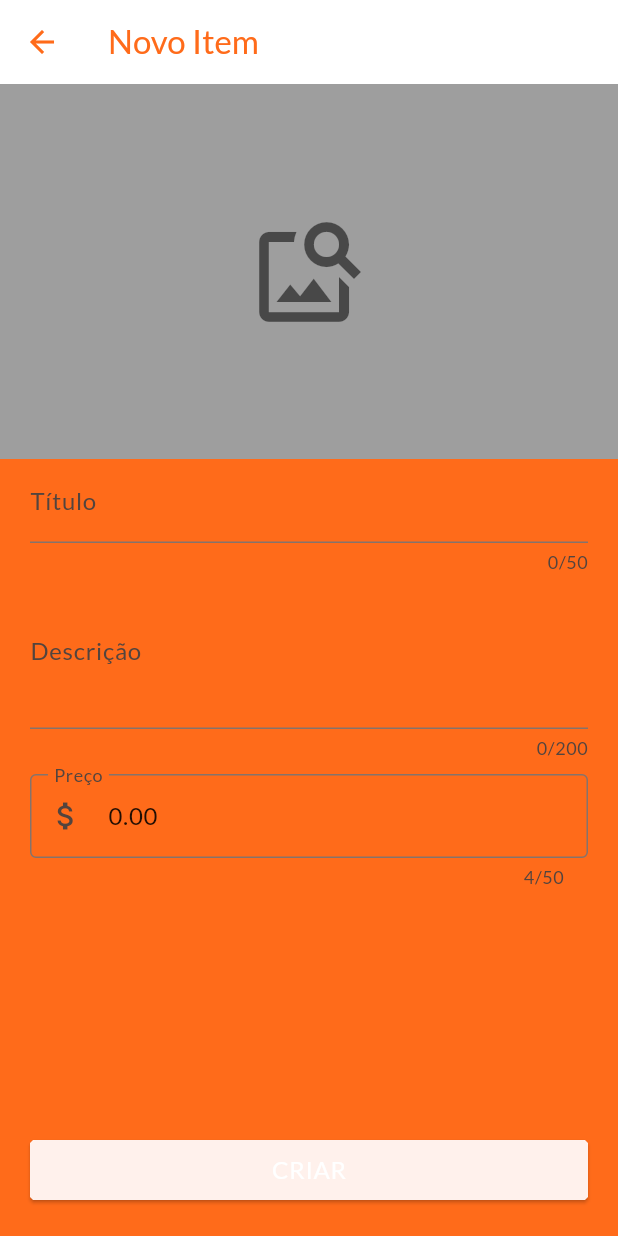
After one commit to blotta/bon_appetit_app, a Flutter app: the ItemsScreen screen opened directly, after a tap on the "add" icon, on a phone screen of 412 x 824 dp. The commit adds this screen. Run offline on Flutter 3.47's test engine with Material 2 defaults, Android fonts, the phone set to English and light mode, and no system bars; our stand-ins replace flutter_riverpod, google_fonts, image_picker, transparent_image; network calls fail.

Commit message:
Item editing

```diff
--- /dev/null
+++ b/lib/screens/profile/item_edit.dart
@@ -0,0 +1,178 @@
+import 'dart:io';
+
+import 'package:bon_appetit_app/data/dummy_data.dart';
+import 'package:bon_appetit_app/models/menu.dart';
+import 'package:bon_appetit_app/screens/profile/restaurant_details.dart';
+import 'package:flutter/material.dart';
+import 'package:image_picker/image_picker.dart';
+import 'package:transparent_image/transparent_image.dart';
+
+class ItemEditScreen extends StatefulWidget {
+  const ItemEditScreen({super.key, this.item});
+
+  final MenuItem? item;
+
+  @override
+  State<ItemEditScreen> createState() => _ItemEditScreenState();
+}
+
+class _ItemEditScreenState extends State<ItemEditScreen> {
+  final _formKey = GlobalKey<FormState>();
+  var _enteredName = '';
+  var _enteredImageUrl = '';
+  var _enteredDescription = '';
+  double _enteredPrice = 0;
+  XFile? pickedImage;
+  final ImagePicker imagePicker = ImagePicker();
+
+  @override
+  void initState() {
+    super.initState();
+
+    if (widget.item != null) {
+      setState(() {
+        _enteredName = widget.item!.name;
+        _enteredImageUrl = widget.item!.imageUrl;
+        _enteredDescription = widget.item!.description;
+        _enteredPrice = widget.item!.price;
+      });
+    }
+  }
+
+  void _saveItem() {
+    if (_formKey.currentState!.validate()) {
+      _formKey.currentState!.save();
+
+      if (widget.item != null) {
+        // edit
+      } else {
+        // new
+        var item = MenuItem(
+            _enteredName, _enteredImageUrl, _enteredPrice, _enteredDescription);
+        dataItems.add(item);
+      }
+      Navigator.of(context).pop();
+    }
+  }
+
+  void getImage() async {
+    var img = await imagePicker.pickImage(source: ImageSource.gallery);
+
+    if (img != null) {
+      setState(() {
+        pickedImage = img;
+      });
+    }
+  }
+
+  @override
+  Widget build(BuildContext context) {
+    Widget imageInput = Container(
+      width: double.infinity,
+      height: 250,
+      color: Colors.grey,
+      child: const Center(
+          child: Icon(
+        Icons.image_search,
+        color: Colors.black54,
+        size: 80,
+      )),
+    );
+
+    if (pickedImage != null) {
+      imageInput = FadeInImage(
+        placeholder: MemoryImage(kTransparentImage),
+        image: FileImage(File(pickedImage!.path)),
+        fit: BoxFit.cover,
+        height: 250,
+        width: double.infinity,
+      );
+    } else if (_enteredImageUrl != '') {
+      imageInput = FadeInImage(
+        placeholder: MemoryImage(kTransparentImage),
+        image: NetworkImage(_enteredImageUrl),
+        fit: BoxFit.cover,
+        height: 250,
+        width: double.infinity,
+      );
+    }
+
+    return Scaffold(
+      appBar: AppBar(
+        foregroundColor: Theme.of(context).colorScheme.surface,
+        backgroundColor: Colors.white,
+        title: Text(widget.item == null ? 'Novo Item' : 'Editar Item'),
+      ),
+      body: Column(
+        children: [
+          Expanded(
+            child: SingleChildScrollView(
+                child: Form(
+                  key: _formKey,
+                  child: Column(children: [
+                    InkWell(
+                      onTap: () => getImage(),
+                      child: imageInput,
+                    ),
+                    Padding(
+                      padding: const EdgeInsets.symmetric(horizontal: 20),
+                      child: TextFormField(
+                        initialValue: _enteredName,
+                        maxLength: 50,
+                        decoration: const InputDecoration(label: Text('Título')),
+                      ),
+                    ),
+                    Padding(
+                      padding: const EdgeInsets.symmetric(horizontal: 20),
+                      child: TextFormField(
+                          initialValue: _enteredDescription,
+                          maxLength: 200,
+                          maxLines: 3,
+                          decoration:
+                              const InputDecoration(label: Text('Descrição'))),
+                    ),
+                    Padding(
+                      padding: const EdgeInsets.symmetric(horizontal: 20, vertical: 10),
+                      child: TextFormField(
+                        initialValue: _enteredPrice.toStringAsFixed(2),
+                        maxLength: 50,
+                        keyboardType: TextInputType.number,
+                        decoration: InputDecoration(
+                          label: const Text('Preço'),
+                          prefixIcon: const Icon(Icons.attach_money),
+                          border: OutlineInputBorder(
+                            borderRadius: BorderRadius.circular(4.0),
+                          ),
+                        ),
+                      ),
+                    ),
+                    const SizedBox(height: 50),
+                  ]),
+                ),
+              ),
+          ),
+          Visibility(
+            visible: MediaQuery.of(context).viewInsets.bottom ==
+                0, // hide when keyboard visible
+            child: Padding(
+              padding: const EdgeInsets.all(20),
+              child: SizedBox(
+                width: double.infinity,
+                child: ElevatedButton(
+                  onPressed: _saveItem,
+                  style: ElevatedButton.styleFrom(
+                    foregroundColor: Colors.white,
+                    textStyle: Theme.of(context).textTheme.bodyLarge,
+                    shape: BeveledRectangleBorder(
+                        borderRadius: BorderRadius.circular(2)),
+                  ),
+                  child: Text(widget.item == null ? 'CRIAR' : 'SALVAR'),
+                ),
+              ),
+            ),
+          )
+        ],
+      ),
+    );
+  }
+}
--- a/lib/screens/profile/items.dart
+++ b/lib/screens/profile/items.dart
@@ -1,9 +1,12 @@
 import 'package:bon_appetit_app/data/dummy_data.dart';
 import 'package:bon_appetit_app/models/menu.dart';
+import 'package:bon_appetit_app/screens/profile/item_edit.dart';
 import 'package:flutter/material.dart';
 
 class ItemsScreen extends StatefulWidget {
-  const ItemsScreen({super.key});
+  const ItemsScreen({super.key, this.returnItemBehaviour = false});
+
+  final bool returnItemBehaviour;
 
   @override
   State<ItemsScreen> createState() => _ItemsScreenState();
@@ -19,6 +22,11 @@ class _ItemsScreenState extends State<ItemsScreen> {
     itemNameController.addListener(_search);
 
     _search();
+  }
+
+  void navigateToItemEditScreen(MenuItem? item) {
+    Navigator.of(context)
+        .push(MaterialPageRoute(builder: (ctx) => ItemEditScreen(item: item)));
   }
 
   void _search() {
@@ -57,7 +65,7 @@ class _ItemsScreenState extends State<ItemsScreen> {
         title: const Text('Itens'),
         actions: [
           IconButton(
-            onPressed: () {},
+            onPressed: () => navigateToItemEditScreen(null),
             icon: const Icon(Icons.add),
           )
         ],
@@ -88,7 +96,10 @@ class _ItemsScreenState extends State<ItemsScreen> {
                         return ListTile(
                           onTap: () => returnItem(searchItems[index]),
                           title: Text(searchItems[index].name),
-                          trailing: const Icon(Icons.arrow_right_alt),
+                          trailing: IconButton(
+                            icon: const Icon(Icons.edit),
+                            onPressed: () => navigateToItemEditScreen(searchItems[index]),
+                          ),
                         );
                       },
                     ),
--- a/lib/screens/profile/section_edit.dart
+++ b/lib/screens/profile/section_edit.dart
@@ -1,4 +1,5 @@
 import 'package:bon_appetit_app/models/menu.dart';
+import 'package:bon_appetit_app/screens/profile/item_edit.dart';
 import 'package:bon_appetit_app/screens/profile/items.dart';
 import 'package:flutter/material.dart';
 
@@ -35,14 +36,19 @@ class _SectionEditScreenState extends State<SectionEditScreen> {
   }
 
   void navigateToItemsScreenAndGetItem() async {
-    var newItem = await Navigator.of(context).push<MenuItem>(
-        MaterialPageRoute(builder: (ctx) => const ItemsScreen()));
+    var newItem = await Navigator.of(context).push<MenuItem>(MaterialPageRoute(
+        builder: (ctx) => const ItemsScreen(returnItemBehaviour: true)));
 
     if (newItem != null && !_sectionItems.any((i) => i.name == newItem.name)) {
       setState(() {
         _sectionItems.add(newItem);
       });
     }
+  }
+
+  navigateToItemEditScreen(MenuItem? item) {
+    Navigator.of(context)
+        .push(MaterialPageRoute(builder: (ctx) => ItemEditScreen(item: item)));
   }
 
   void removeItem(MenuItem item) {
@@ -124,7 +130,8 @@ class _SectionEditScreenState extends State<SectionEditScreen> {
                               return false;
                             },
                             child: ListTile(
-                              onTap: () {},
+                              onTap: () => navigateToItemEditScreen(
+                                  _sectionItems[index]),
                               title: Text(_sectionItems[index].name),
                               trailing: const Icon(Icons.arrow_right_alt),
                               leading: ReorderableDragStartListener(
--- a/pubspec.yaml
+++ b/pubspec.yaml
@@ -38,6 +38,7 @@ dependencies:
   google_fonts: ^4.0.4
   transparent_image: ^2.0.1
   flutter_riverpod: ^2.3.6
+  image_picker: ^1.0.1
 
 dev_dependencies:
   flutter_test:
```
Also changed, not shown: pubspec.lock, 5 other files.
